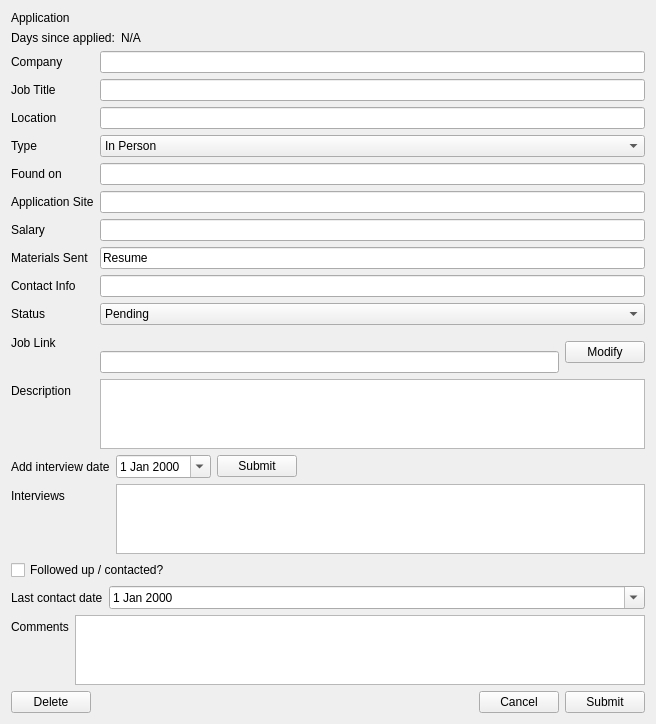
Above: JobAppTracker/QtGUI/ui/AppInfoScreen.ui from dwp1084/QtJobAppTracker before the change. Below: the same form after it.
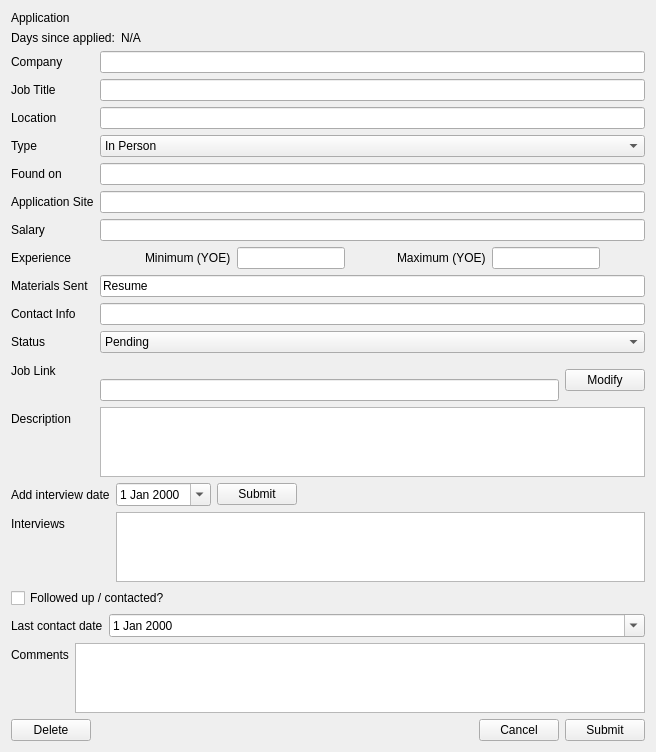
That is the form after the change.

Commit message: Added view and edits for experience level

```diff
--- a/JobAppTracker/QtGUI/ui/AppInfoScreen.ui
+++ b/JobAppTracker/QtGUI/ui/AppInfoScreen.ui
@@ -162,38 +162,38 @@
       <item row="6" column="1">
        <widget class="QLineEdit" name="salaryField"/>
       </item>
-      <item row="7" column="0">
+      <item row="8" column="0">
        <widget class="QLabel" name="label_10">
         <property name="text">
          <string>Materials Sent</string>
         </property>
        </widget>
       </item>
-      <item row="7" column="1">
+      <item row="8" column="1">
        <widget class="QLineEdit" name="materialsSent">
         <property name="text">
          <string>Resume</string>
         </property>
        </widget>
       </item>
-      <item row="8" column="0">
+      <item row="9" column="0">
        <widget class="QLabel" name="label_11">
         <property name="text">
          <string>Contact Info</string>
         </property>
        </widget>
       </item>
-      <item row="8" column="1">
+      <item row="9" column="1">
        <widget class="QLineEdit" name="contactField"/>
       </item>
-      <item row="9" column="0">
+      <item row="10" column="0">
        <widget class="QLabel" name="label_12">
         <property name="text">
          <string>Status</string>
         </property>
        </widget>
       </item>
-      <item row="9" column="1">
+      <item row="10" column="1">
        <widget class="QComboBox" name="statusField">
         <property name="whatsThis">
          <string>&lt;html&gt;&lt;head/&gt;&lt;body&gt;&lt;p&gt;Set the current status of this application. The following statuses can be set:&lt;/p&gt;&lt;p&gt;&lt;span style=&quot; font-weight:700;&quot;&gt;Pending&lt;/span&gt;: Default state, used if the application is currently still pending.&lt;/p&gt;&lt;p&gt;&lt;span style=&quot; font-weight:700;&quot;&gt;Offered&lt;/span&gt;: Used if the company has extended a job offer (Yipee!)&lt;/p&gt;&lt;p&gt;&lt;span style=&quot; font-weight:700;&quot;&gt;Rejected&lt;/span&gt;: Used if the company has sent a rejection email for the position.&lt;/p&gt;&lt;p&gt;&lt;span style=&quot; font-weight:700;&quot;&gt;Declined&lt;/span&gt;: Used if you have withdrawn your application for this position, or declined the position before the offer.&lt;/p&gt;&lt;p&gt;&lt;span style=&quot; font-weight:700;&quot;&gt;Cancelled&lt;/span&gt;: Like the &lt;span style=&quot; font-style:italic;&quot;&gt;rejected&lt;/span&gt; option, but only if the email specifies that the company has decided not to fill the position as opposed to rejecting based on your candidacy.&lt;/p&gt;&lt;p&gt;The following states cannot be selected, but might appear:&lt;/p&gt;&lt;p&gt;&lt;span style=&quot; font-weight:700;&quot;&gt;Interview&lt;/span&gt;: If the application is still pending and has had an interview. Automatically set when an interview date is added.&lt;/p&gt;&lt;p&gt;&lt;span style=&quot; font-weight:700;&quot;&gt;Likely ghosted&lt;/span&gt;: Appears if the application is still marked &lt;span style=&quot; font-style:italic;&quot;&gt;pending&lt;/span&gt; and the application has passed the ghosting prediction threshold (3 weeks after applying).&lt;br/&gt;&lt;/p&gt;&lt;/body&gt;&lt;/html&gt;</string>
@@ -235,14 +235,14 @@
       <item row="4" column="1">
        <widget class="QLineEdit" name="appFoundOnField"/>
       </item>
-      <item row="10" column="0">
+      <item row="11" column="0">
        <widget class="QLabel" name="label_17">
         <property name="text">
          <string>Job Link</string>
         </property>
        </widget>
       </item>
-      <item row="10" column="1">
+      <item row="11" column="1">
        <widget class="QWidget" name="linkWidget" native="true">
         <layout class="QHBoxLayout" name="horizontalLayout_3">
          <property name="leftMargin">
@@ -293,16 +293,136 @@
         </layout>
        </widget>
       </item>
-      <item row="11" column="0">
+      <item row="12" column="0">
        <widget class="QLabel" name="label_18">
         <property name="text">
          <string>Description</string>
         </property>
        </widget>
       </item>
-      <item row="11" column="1">
+      <item row="12" column="1">
        <widget class="QTextEdit" name="jobDescriptionEdit"/>
       </item>
+      <item row="7" column="0">
+       <widget class="QLabel" name="label_19">
+        <property name="text">
+         <string>Experience</string>
+        </property>
+       </widget>
+      </item>
+      <item row="7" column="1">
+       <widget class="QWidget" name="experienceWidget" native="true">
+        <layout class="QHBoxLayout" name="horizontalLayout_4">
+         <property name="leftMargin">
+          <number>0</number>
+         </property>
+         <property name="topMargin">
+          <number>0</number>
+         </property>
+         <property name="rightMargin">
+          <number>0</number>
+         </property>
+         <property name="bottomMargin">
+          <number>0</number>
+         </property>
+         <item>
+          <spacer name="horizontalSpacer_4">
+           <property name="orientation">
+            <enum>Qt::Orientation::Horizontal</enum>
+           </property>
+           <property name="sizeHint" stdset="0">
+            <size>
+             <width>40</width>
+             <height>20</height>
+            </size>
+           </property>
+          </spacer>
+         </item>
+         <item>
+          <widget class="QWidget" name="lowerBoundWidget" native="true">
+           <layout class="QFormLayout" name="formLayout_6">
+            <property name="leftMargin">
+             <number>0</number>
+            </property>
+            <property name="topMargin">
+             <number>0</number>
+            </property>
+            <property name="rightMargin">
+             <number>0</number>
+            </property>
+            <property name="bottomMargin">
+             <number>0</number>
+            </property>
+            <item row="0" column="0">
+             <widget class="QLabel" name="label_20">
+              <property name="text">
+               <string>Minimum (YOE)</string>
+              </property>
+             </widget>
+            </item>
+            <item row="0" column="1">
+             <widget class="QLineEdit" name="minExpField"/>
+            </item>
+           </layout>
+          </widget>
+         </item>
+         <item>
+          <spacer name="horizontalSpacer_3">
+           <property name="orientation">
+            <enum>Qt::Orientation::Horizontal</enum>
+           </property>
+           <property name="sizeHint" stdset="0">
+            <size>
+             <width>40</width>
+             <height>20</height>
+            </size>
+           </property>
+          </spacer>
+         </item>
+         <item>
+          <widget class="QWidget" name="upperBoundWidget" native="true">
+           <layout class="QFormLayout" name="formLayout_7">
+            <property name="leftMargin">
+             <number>0</number>
+            </property>
+            <property name="topMargin">
+             <number>0</number>
+            </property>
+            <property name="rightMargin">
+             <number>0</number>
+            </property>
+            <property name="bottomMargin">
+             <number>0</number>
+            </property>
+            <item row="0" column="0">
+             <widget class="QLabel" name="label_21">
+              <property name="text">
+               <string>Maximum (YOE)</string>
+              </property>
+             </widget>
+            </item>
+            <item row="0" column="1">
+             <widget class="QLineEdit" name="maxExpField"/>
+            </item>
+           </layout>
+          </widget>
+         </item>
+         <item>
+          <spacer name="horizontalSpacer_5">
+           <property name="orientation">
+            <enum>Qt::Orientation::Horizontal</enum>
+           </property>
+           <property name="sizeHint" stdset="0">
+            <size>
+             <width>40</width>
+             <height>20</height>
+            </size>
+           </property>
+          </spacer>
+         </item>
+        </layout>
+       </widget>
+      </item>
      </layout>
     </widget>
    </item>
```
The commit also changes 2 other files.
